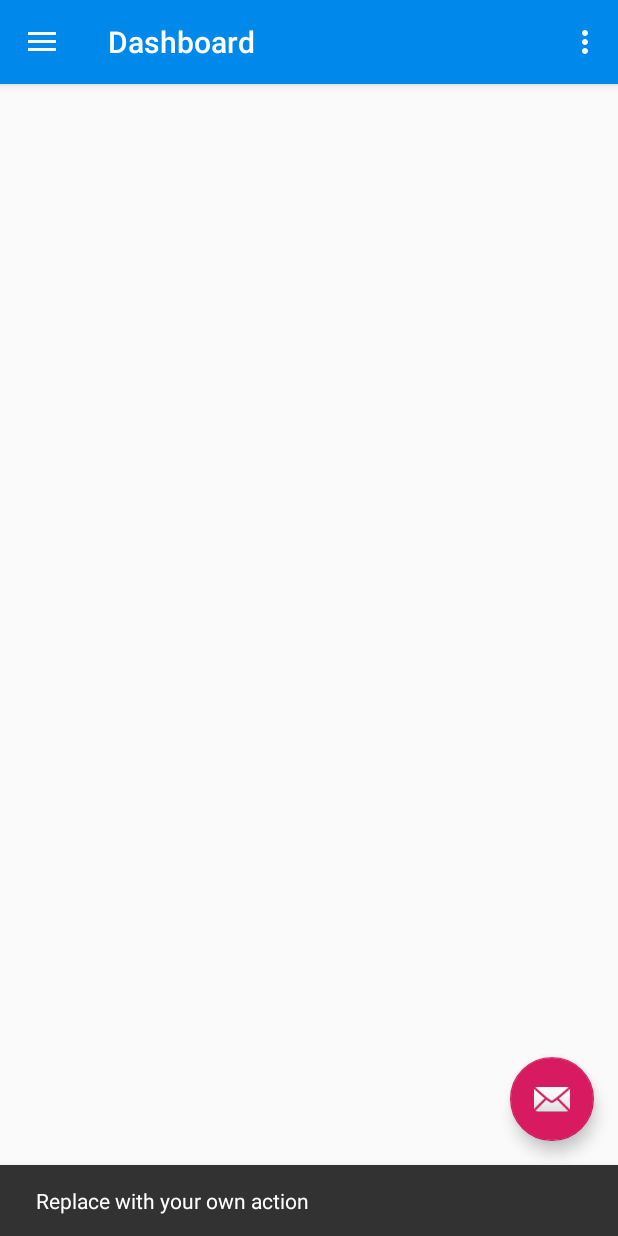
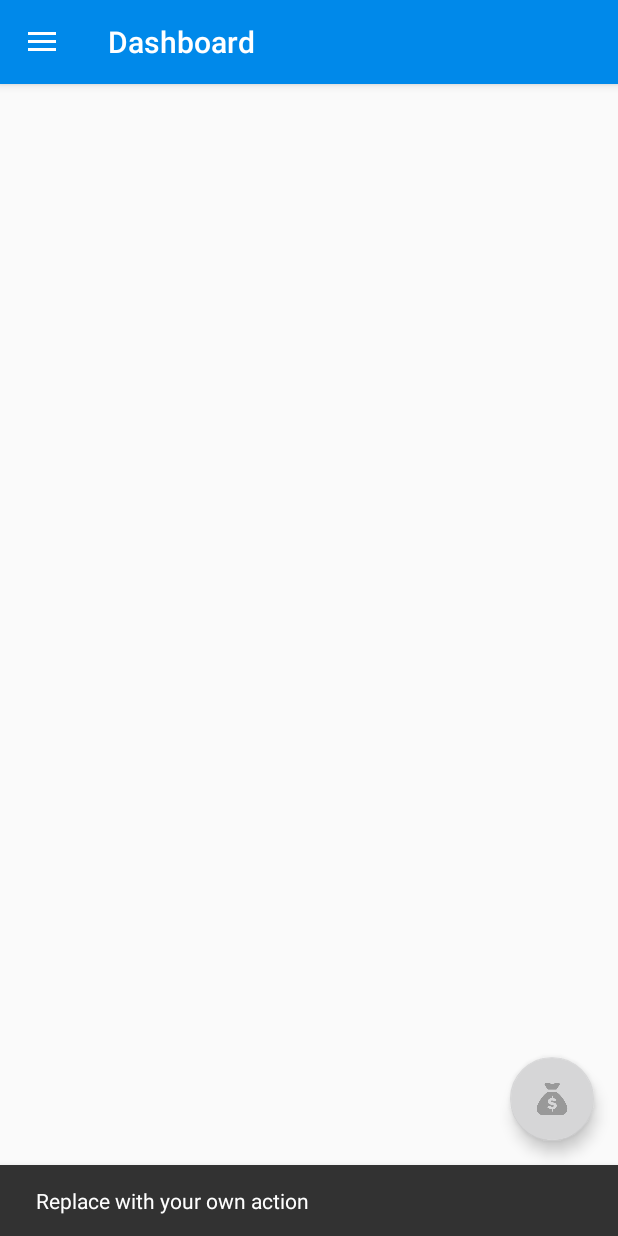
Before and after one commit to slnn3r/WalletTracker, an Android app: the screen it shows after launch once a user with an empty profile is signed in (MenuActivity), after a tap on an icon or button, on a phone screen of 412 x 824 dp. Run offline under Robolectric (Android 15) with nearby library versions, the phone set to English and light mode, and no system bars; our stand-ins replace Firebase (no records; nobody signed in at launch, a user with empty details on screens opened directly), Picasso, RxJava; 3 statements that could not run were skipped.

Commit message:
- Restructure UI for MenuActivity (Floating button icon, Drawer Option, Remove Setting menu)

```diff
--- a/app/src/main/java/com/example/slnn3r/wallettrackermvp/Model/FirebaseAccess.kt
+++ b/app/src/main/java/com/example/slnn3r/wallettrackermvp/Model/FirebaseAccess.kt
@@ -4,7 +4,6 @@ import android.app.Activity
 import android.app.ProgressDialog
 import android.content.Context
 import android.content.Intent
-import android.database.Observable
 import android.support.v4.app.FragmentActivity
 import android.util.Log
 import com.example.slnn3r.wallettrackermvp.Interface.ModelInterface
--- a/app/src/main/java/com/example/slnn3r/wallettrackermvp/View/MenuActivity.kt
+++ b/app/src/main/java/com/example/slnn3r/wallettrackermvp/View/MenuActivity.kt
@@ -21,15 +21,11 @@ import com.example.slnn3r.wallettrackermvp.R
 import kotlinx.android.synthetic.main.activity_menu.*
 import kotlinx.android.synthetic.main.app_bar_menu.*
 import com.google.gson.Gson
-import android.content.SharedPreferences
-import android.os.Handler
-import android.util.Log
 import android.view.View
 import android.widget.ImageView
 import android.widget.TextView
 import com.example.slnn3r.wallettrackermvp.Model.UserProfile
 import com.squareup.picasso.Picasso
-import android.os.Looper
 
 
 
@@ -70,21 +66,8 @@ class MenuActivity : AppCompatActivity(), NavigationView.OnNavigationItemSelecte
         }
     }
 
-    override fun onCreateOptionsMenu(menu: Menu): Boolean {
-        // Inflate the menu; this adds items to the action bar if it is present.
-        menuInflater.inflate(R.menu.menu, menu)
-        return true
-    }
 
-    override fun onOptionsItemSelected(item: MenuItem): Boolean {
-        // Handle action bar item clicks here. The action bar will
-        // automatically handle clicks on the Home/Up button, so long
-        // as you specify a parent activity in AndroidManifest.xml.
-        when (item.itemId) {
-            R.id.action_settings -> return true
-            else -> return super.onOptionsItemSelected(item)
-        }
-    }
+
 
     override fun onNavigationItemSelected(item: MenuItem): Boolean {
 
@@ -95,7 +78,6 @@ class MenuActivity : AppCompatActivity(), NavigationView.OnNavigationItemSelecte
         when (item.itemId) {
             R.id.nav_camera -> {
 
-                presenter.logoutGoogleExecute(this)
 
             }
             R.id.nav_gallery -> {
@@ -104,15 +86,12 @@ class MenuActivity : AppCompatActivity(), NavigationView.OnNavigationItemSelecte
             R.id.nav_slideshow -> {
 
             }
-            R.id.nav_manage -> {
+
+            R.id.nav_share -> {
+                presenter.logoutGoogleExecute(this)
 
             }
-            R.id.nav_share -> {
 
-            }
-            R.id.nav_send -> {
-
-            }
         }
 
         drawer_layout.closeDrawer(GravityCompat.START)
--- a/app/src/main/res/layout/app_bar_menu.xml
+++ b/app/src/main/res/layout/app_bar_menu.xml
@@ -28,6 +28,7 @@
         android:layout_height="wrap_content"
         android:layout_gravity="bottom|end"
         android:layout_margin="@dimen/fab_margin"
-        app:srcCompat="@android:drawable/ic_dialog_email" />
+        app:backgroundTint="@color/fui_bgPhone"
+        app:srcCompat="@drawable/money_icon" />
 
 </android.support.design.widget.CoordinatorLayout>
--- a/app/src/main/res/menu/activity_menu_drawer.xml
+++ b/app/src/main/res/menu/activity_menu_drawer.xml
@@ -4,34 +4,42 @@
     tools:showIn="navigation_view">
 
     <group android:checkableBehavior="single">
+
+        <item android:title="Wallet Tracker Management">
+
+        <menu>
+
+
         <item
             android:id="@+id/nav_camera"
             android:icon="@drawable/ic_menu_camera"
-            android:title="Import" />
+            android:title="Wallet Account" />
+
+            <item
+                android:id="@+id/nav_slideshow"
+                android:icon="@drawable/ic_menu_slideshow"
+                android:title="Transaction Category" />
+
         <item
             android:id="@+id/nav_gallery"
             android:icon="@drawable/ic_menu_gallery"
-            android:title="Gallery" />
-        <item
-            android:id="@+id/nav_slideshow"
-            android:icon="@drawable/ic_menu_slideshow"
-            android:title="Slideshow" />
-        <item
-            android:id="@+id/nav_manage"
-            android:icon="@drawable/ic_menu_manage"
-            android:title="Tools" />
+            android:title="Transaction History" />
+
+
+        </menu>
+        </item>
+
+
     </group>
 
-    <item android:title="Communicate">
+
+    <item android:title="My Account">
         <menu>
             <item
                 android:id="@+id/nav_share"
                 android:icon="@drawable/ic_menu_share"
-                android:title="Share" />
-            <item
-                android:id="@+id/nav_send"
-                android:icon="@drawable/ic_menu_send"
-                android:title="Send" />
+                android:title="Sign Out" />
+
         </menu>
     </item>
 
--- a/app/src/main/res/menu/menu.xml
+++ /dev/null
@@ -1,9 +0,0 @@
-<?xml version="1.0" encoding="utf-8"?>
-<menu xmlns:android="http://schemas.android.com/apk/res/android"
-    xmlns:app="http://schemas.android.com/apk/res-auto">
-    <item
-        android:id="@+id/action_settings"
-        android:orderInCategory="100"
-        android:title="@string/action_settings"
-        app:showAsAction="never" />
-</menu>
```
Also changed, not shown: app/src/main/res/drawable/money_icon.png (added).
